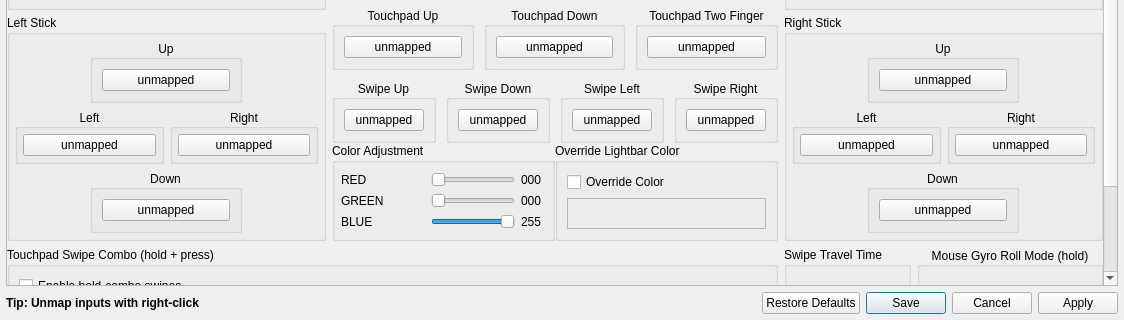
First picture: the form in src/qt_gui/control_settings.ui, repository junminlee2004/GR2Launcher, before the edit; both pictures show x 0 to 1124 and y 584 to 904 of the 1124 by 904 pixel window.
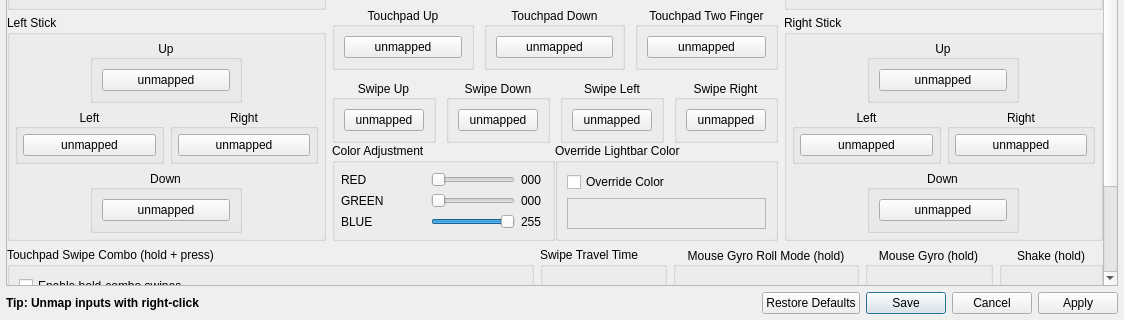
Second picture: the form after the edit. Icons and pictures are not drawn. Custom widgets are drawn as their Qt base class.

Commit message: Add shake and mouse gyro hold bindings to the input dialogs

The edit to the form file:
```diff
--- a/src/qt_gui/control_settings.ui
+++ b/src/qt_gui/control_settings.ui
@@ -2090,7 +2090,7 @@
         </layout>
        </item>
        <item>
-        <layout class="QHBoxLayout" name="horizontalLayout_17" stretch="1,0,0">
+        <layout class="QHBoxLayout" name="horizontalLayout_17" stretch="1,0,0,0,0">
          <item>
           <widget class="QGroupBox" name="gb_swipe_combo">
            <property name="title">
@@ -2227,6 +2227,50 @@
            </layout>
           </widget>
          </item>
+         <item>
+          <widget class="QGroupBox" name="gb_gyro_hold">
+           <property name="toolTip">
+            <string>While held, the mouse drives the gyro whatever the mouse mode is.</string>
+           </property>
+           <property name="title">
+            <string>Mouse Gyro (hold)</string>
+           </property>
+           <property name="alignment">
+            <set>Qt::AlignmentFlag::AlignCenter</set>
+           </property>
+           <layout class="QVBoxLayout" name="gb_gyro_hold_layout">
+            <item>
+             <widget class="QRightClickButton" name="MouseGyroHoldButton">
+              <property name="text">
+               <string>unmapped</string>
+              </property>
+             </widget>
+            </item>
+           </layout>
+          </widget>
+         </item>
+         <item>
+          <widget class="QGroupBox" name="gb_shake">
+           <property name="toolTip">
+            <string>While held, shakes the controller, for at least one second. For controllers without motion sensors.</string>
+           </property>
+           <property name="title">
+            <string>Shake (hold)</string>
+           </property>
+           <property name="alignment">
+            <set>Qt::AlignmentFlag::AlignCenter</set>
+           </property>
+           <layout class="QVBoxLayout" name="gb_shake_layout">
+            <item>
+             <widget class="QRightClickButton" name="MotionShakeButton">
+              <property name="text">
+               <string>unmapped</string>
+              </property>
+             </widget>
+            </item>
+           </layout>
+          </widget>
+         </item>
         </layout>
        </item>
       </layout>
```
The commit also changes 5 other files.
